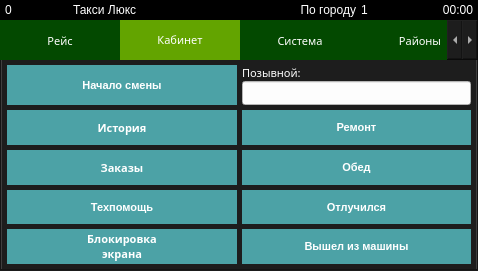
Old version of the form indigotaxi.ui in the repository koolkhel/wince-taximeter.
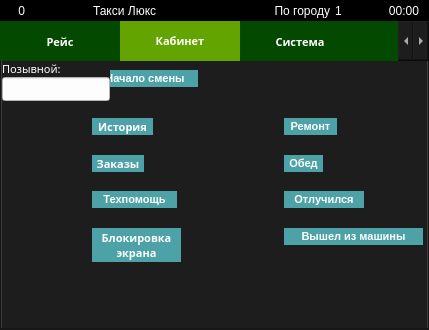
New version of the form. Icons and pictures are not drawn.

Commit message: move ui shit

The edit to the form file:
```diff
--- a/indigotaxi.ui
+++ b/indigotaxi.ui
@@ -6,8 +6,8 @@
    <rect>
     <x>0</x>
     <y>0</y>
-    <width>478</width>
-    <height>271</height>
+    <width>429</width>
+    <height>330</height>
    </rect>
   </property>
   <property name="sizePolicy">
@@ -36,11 +36,11 @@
     </sizepolicy>
    </property>
    <property name="styleSheet">
-    <string notr="true">#regionList QScrollBar:vertical {
+    <string notr="true">#regionList QScrollBar:vertical, #regionListSettingsWidget QScrollBar:vertical {
       width: 80px;
 }
 
-#regionList {
+#regionList, #regionListSettingsWidget {
 	font: 24pt &quot;Segoe UI&quot;;
 	font-weight: bold;
 }
@@ -60,7 +60,9 @@
 }
 
 QTabBar::tab {
- 	height: 40px; width: 120px; 
+ 	height: 40px; width: 120px;
+	font: 10pt &quot;Segoe UI&quot;;
+	font-weight: bold; 
 }
 
 QTabBar::tab:selected {
@@ -256,7 +258,7 @@
 }
 </string>
    </property>
-   <layout class="QVBoxLayout" name="verticalLayout_10" stretch="0,100">
+   <layout class="QVBoxLayout" name="verticalLayout_10" stretch="1,0">
     <property name="spacing">
      <number>0</number>
     </property>
@@ -274,7 +276,7 @@
         <height>20</height>
        </size>
       </property>
-      <layout class="QHBoxLayout" name="horizontalLayout_3" stretch="0,0,1,1,5,1,2">
+      <layout class="QHBoxLayout" name="horizontalLayout_3" stretch="1,1,1,1,5,1,2">
        <property name="spacing">
         <number>5</number>
        </property>
@@ -282,10 +284,16 @@
         <enum>QLayout::SetDefaultConstraint</enum>
        </property>
        <property name="leftMargin">
-        <number>5</number>
+        <number>10</number>
+       </property>
+       <property name="topMargin">
+        <number>0</number>
        </property>
        <property name="rightMargin">
-        <number>5</number>
+        <number>10</number>
+       </property>
+       <property name="bottomMargin">
+        <number>0</number>
        </property>
        <item>
         <widget class="QLabel" name="gpsSatelliteCountLabel">
@@ -295,9 +303,18 @@
            <height>0</height>
           </size>
          </property>
+         <property name="maximumSize">
+          <size>
+           <width>15</width>
+           <height>16777215</height>
+          </size>
+         </property>
          <property name="text">
           <string>0</string>
          </property>
+         <property name="alignment">
+          <set>Qt::AlignRight|Qt::AlignTrailing|Qt::AlignVCenter</set>
+         </property>
         </widget>
        </item>
        <item>
@@ -1349,35 +1366,13 @@
                  <verstretch>0</verstretch>
                 </sizepolicy>
                </property>
-               <layout class="QGridLayout" name="gridLayout">
-                <property name="leftMargin">
-                 <number>0</number>
-                </property>
-                <property name="topMargin">
+               <layout class="QGridLayout" name="gridLayout" rowstretch="1,1,1,1" columnstretch="1,2,2">
+                <property name="margin">
                  <number>5</number>
                 </property>
-                <property name="rightMargin">
-                 <number>0</number>
-                </property>
-                <property name="bottomMargin">
-                 <number>0</number>
-                </property>
                 <property name="spacing">
                  <number>5</number>
                 </property>
-                <item row="0" column="0">
-                 <widget class="QPushButton" name="pushButton_9">
-                  <property name="sizePolicy">
-                   <sizepolicy hsizetype="Preferred" vsizetype="Expanding">
-                    <horstretch>0</horstretch>
-                    <verstretch>0</verstretch>
-                   </sizepolicy>
-                  </property>
-                  <property name="text">
-                   <string>Отказ оплаты</string>
-                  </property>
-                 </widget>
-                </item>
                 <item row="0" column="1">
                  <widget class="QPushButton" name="refuseButton">
                   <property name="sizePolicy">
@@ -1417,7 +1412,7 @@
                  </widget>
                 </item>
                 <item row="1" column="1">
-                 <widget class="QPushButton" name="pushButton_14">
+                 <widget class="QPushButton" name="pushButton_9">
                   <property name="sizePolicy">
                    <sizepolicy hsizetype="Preferred" vsizetype="Expanding">
                     <horstretch>0</horstretch>
@@ -1425,33 +1420,25 @@
                    </sizepolicy>
                   </property>
                   <property name="text">
-                   <string>Помощь</string>
+                   <string>Отказ оплаты</string>
                   </property>
                  </widget>
                 </item>
-                <item row="3" column="0">
-                 <widget class="QPushButton" name="backToStandByButton">
+                <item row="1" column="2">
+                 <widget class="QPushButton" name="pushButton_11">
                   <property name="sizePolicy">
                    <sizepolicy hsizetype="Preferred" vsizetype="Expanding">
                     <horstretch>0</horstretch>
                     <verstretch>0</verstretch>
                    </sizepolicy>
                   </property>
-                  <property name="font">
-                   <font>
-                    <family>Segoe UI</family>
-                    <pointsize>8</pointsize>
-                    <weight>75</weight>
-                    <italic>false</italic>
-                    <bold>true</bold>
-                   </font>
-                  </property>
                   <property name="text">
-                   <string>Вернуться</string>
+                   <string>Свой клиент
+(персоналка)</string>
                   </property>
                  </widget>
                 </item>
-                <item row="3" column="1">
+                <item row="2" column="1">
                  <widget class="QPushButton" name="pushButton_12">
                   <property name="sizePolicy">
                    <sizepolicy hsizetype="Preferred" vsizetype="Expanding">
@@ -1465,22 +1452,7 @@
                   </property>
                  </widget>
                 </item>
-                <item row="1" column="2">
-                 <widget class="QPushButton" name="pushButton_11">
-                  <property name="sizePolicy">
-                   <sizepolicy hsizetype="Preferred" vsizetype="Expanding">
-                    <horstretch>0</horstretch>
-                    <verstretch>0</verstretch>
-                   </sizepolicy>
-                  </property>
-                  <property name="text">
-                   <string>Свой
-клиент
-(персоналка)</string>
-                  </property>
-                 </widget>
-                </item>
-                <item row="1" column="0">
+                <item row="2" column="2">
                  <widget class="QPushButton" name="pushButton_13">
                   <property name="sizePolicy">
                    <sizepolicy hsizetype="Preferred" vsizetype="Expanding">
@@ -1494,6 +1466,41 @@
                   </property>
                  </widget>
                 </item>
+                <item row="3" column="1">
+                 <widget class="QPushButton" name="pushButton_14">
+                  <property name="sizePolicy">
+                   <sizepolicy hsizetype="Preferred" vsizetype="Expanding">
+                    <horstretch>0</horstretch>
+                    <verstretch>0</verstretch>
+                   </sizepolicy>
+                  </property>
+                  <property name="text">
+                   <string>Помощь</string>
+                  </property>
+                 </widget>
+                </item>
+                <item row="0" column="0" rowspan="4">
+                 <widget class="QPushButton" name="backToStandByButton">
+                  <property name="sizePolicy">
+                   <sizepolicy hsizetype="Preferred" vsizetype="Expanding">
+                    <horstretch>0</horstretch>
+                    <verstretch>0</verstretch>
+                   </sizepolicy>
+                  </property>
+                  <property name="font">
+                   <font>
+                    <family>Segoe UI</family>
+                    <pointsize>8</pointsize>
+                    <weight>75</weight>
+                    <italic>false</italic>
+                    <bold>true</bold>
+                   </font>
+                  </property>
+                  <property name="text">
+                   <string>Вернуться</string>
+                  </property>
+                 </widget>
+                </item>
                </layout>
               </widget>
               <widget class="QWidget" name="dinnerPage2">
@@ -1597,15 +1604,15 @@
            <attribute name="title">
             <string>Кабинет</string>
            </attribute>
-           <layout class="QGridLayout" name="gridLayout_2" rowstretch="1,1,1,1,1" columnstretch="1,1">
-            <property name="margin">
-             <number>5</number>
-            </property>
-            <property name="spacing">
-             <number>5</number>
-            </property>
-            <item row="0" column="0">
              <widget class="QPushButton" name="dutyStart">
+            <property name="geometry">
+             <rect>
+              <x>90</x>
+              <y>9</y>
+              <width>106</width>
+              <height>17</height>
+             </rect>
+            </property>
               <property name="sizePolicy">
                <sizepolicy hsizetype="Minimum" vsizetype="Expanding">
                 <horstretch>0</horstretch>
@@ -1637,57 +1644,15 @@
                <bool>false</bool>
               </property>
              </widget>
-            </item>
-            <item row="0" column="1">
-             <layout class="QVBoxLayout" name="verticalLayout_24" stretch="1,1">
-              <property name="spacing">
-               <number>0</number>
-              </property>
-              <item>
-               <widget class="QLabel" name="label_12">
-                <property name="font">
-                 <font>
-                  <family>75 Segoe UI</family>
-                  <pointsize>8</pointsize>
-                  <weight>50</weight>
-                  <italic>false</italic>
-                  <bold>false</bold>
-                 </font>
-                </property>
-                <property name="text">
-                 <string>Позывной:</string>
-                </property>
-               </widget>
-              </item>
-              <item>
-               <widget class="QLineEdit" name="driverNameLineEdit">
-                <property name="sizePolicy">
-                 <sizepolicy hsizetype="Expanding" vsizetype="Expanding">
-                  <horstretch>0</horstretch>
-                  <verstretch>0</verstretch>
-                 </sizepolicy>
-                </property>
-                <property name="font">
-                 <font>
-                  <family>75 Segoe UI</family>
-                  <pointsize>8</pointsize>
-                  <weight>50</weight>
-                  <italic>false</italic>
-                  <bold>false</bold>
-                 </font>
-                </property>
-                <property name="text">
-                 <string/>
-                </property>
-                <property name="keyboard" stdset="0">
-                 <bool>true</bool>
-                </property>
-               </widget>
-              </item>
-             </layout>
-            </item>
-            <item row="4" column="1">
              <widget class="QPushButton" name="fromCarButton">
+            <property name="geometry">
+             <rect>
+              <x>282</x>
+              <y>167</y>
+              <width>139</width>
+              <height>17</height>
+             </rect>
+            </property>
               <property name="sizePolicy">
                <sizepolicy hsizetype="Minimum" vsizetype="Expanding">
                 <horstretch>0</horstretch>
@@ -1707,9 +1672,15 @@
                <string>Вышел из машины</string>
               </property>
              </widget>
-            </item>
-            <item row="4" column="0">
              <widget class="QPushButton" name="screenLockButton">
+            <property name="geometry">
+             <rect>
+              <x>90</x>
+              <y>167</y>
+              <width>89</width>
+              <height>34</height>
+             </rect>
+            </property>
               <property name="sizePolicy">
                <sizepolicy hsizetype="Minimum" vsizetype="Expanding">
                 <horstretch>0</horstretch>
@@ -1721,9 +1692,15 @@
 экрана</string>
               </property>
              </widget>
-            </item>
-            <item row="3" column="1">
              <widget class="QPushButton" name="awayButton">
+            <property name="geometry">
+             <rect>
+              <x>282</x>
+              <y>130</y>
+              <width>80</width>
+              <height>17</height>
+             </rect>
+            </property>
               <property name="sizePolicy">
                <sizepolicy hsizetype="Minimum" vsizetype="Expanding">
                 <horstretch>0</horstretch>
@@ -1743,9 +1720,15 @@
                <string>Отлучился</string>
               </property>
              </widget>
-            </item>
-            <item row="3" column="0">
              <widget class="QPushButton" name="techhelpButton">
+            <property name="geometry">
+             <rect>
+              <x>90</x>
+              <y>130</y>
+              <width>85</width>
+              <height>17</height>
+             </rect>
+            </property>
               <property name="sizePolicy">
                <sizepolicy hsizetype="Minimum" vsizetype="Expanding">
                 <horstretch>0</horstretch>
@@ -1765,9 +1748,15 @@
                <string>Техпомощь</string>
               </property>
              </widget>
-            </item>
-            <item row="2" column="1">
              <widget class="QPushButton" name="dinnerButton">
+            <property name="geometry">
+             <rect>
+              <x>282</x>
+              <y>94</y>
+              <width>39</width>
+              <height>17</height>
+             </rect>
+            </property>
               <property name="sizePolicy">
                <sizepolicy hsizetype="Minimum" vsizetype="Expanding">
                 <horstretch>0</horstretch>
@@ -1790,9 +1779,15 @@
                <bool>false</bool>
               </property>
              </widget>
-            </item>
-            <item row="2" column="0">
              <widget class="QPushButton" name="orderHistoryButton">
+            <property name="geometry">
+             <rect>
+              <x>90</x>
+              <y>94</y>
+              <width>52</width>
+              <height>17</height>
+             </rect>
+            </property>
               <property name="sizePolicy">
                <sizepolicy hsizetype="Preferred" vsizetype="Expanding">
                 <horstretch>0</horstretch>
@@ -1803,9 +1798,15 @@
                <string>Заказы</string>
               </property>
              </widget>
-            </item>
-            <item row="1" column="1">
              <widget class="QPushButton" name="repairButton">
+            <property name="geometry">
+             <rect>
+              <x>282</x>
+              <y>57</y>
+              <width>53</width>
+              <height>17</height>
+             </rect>
+            </property>
               <property name="sizePolicy">
                <sizepolicy hsizetype="Minimum" vsizetype="Expanding">
                 <horstretch>0</horstretch>
@@ -1825,9 +1826,15 @@
                <string>Ремонт</string>
               </property>
              </widget>
-            </item>
-            <item row="1" column="0">
              <widget class="QPushButton" name="messageHistoryButton">
+            <property name="geometry">
+             <rect>
+              <x>90</x>
+              <y>57</y>
+              <width>61</width>
+              <height>17</height>
+             </rect>
+            </property>
               <property name="sizePolicy">
                <sizepolicy hsizetype="Expanding" vsizetype="Expanding">
                 <horstretch>0</horstretch>
@@ -1838,8 +1845,73 @@
                <string>История</string>
               </property>
              </widget>
-            </item>
-           </layout>
+           <widget class="QPushButton" name="pushButton">
+            <property name="geometry">
+             <rect>
+              <x>9</x>
+              <y>9</y>
+              <width>75</width>
+              <height>17</height>
+             </rect>
+            </property>
+            <property name="sizePolicy">
+             <sizepolicy hsizetype="Minimum" vsizetype="Expanding">
+              <horstretch>0</horstretch>
+              <verstretch>0</verstretch>
+             </sizepolicy>
+            </property>
+            <property name="text">
+             <string>Вернуться</string>
+            </property>
+           </widget>
+           <widget class="QWidget" name="">
+            <layout class="QVBoxLayout" name="verticalLayout_24" stretch="1,1">
+             <property name="spacing">
+              <number>0</number>
+             </property>
+             <item>
+              <widget class="QLabel" name="label_12">
+               <property name="font">
+                <font>
+                 <family>75 Segoe UI</family>
+                 <pointsize>8</pointsize>
+                 <weight>50</weight>
+                 <italic>false</italic>
+                 <bold>false</bold>
+                </font>
+               </property>
+               <property name="text">
+                <string>Позывной:</string>
+               </property>
+              </widget>
+             </item>
+             <item>
+              <widget class="QLineEdit" name="driverNameLineEdit">
+               <property name="sizePolicy">
+                <sizepolicy hsizetype="Expanding" vsizetype="Expanding">
+                 <horstretch>0</horstretch>
+                 <verstretch>0</verstretch>
+                </sizepolicy>
+               </property>
+               <property name="font">
+                <font>
+                 <family>75 Segoe UI</family>
+                 <pointsize>8</pointsize>
+                 <weight>50</weight>
+                 <italic>false</italic>
+                 <bold>false</bold>
+                </font>
+               </property>
+               <property name="text">
+                <string/>
+               </property>
+               <property name="keyboard" stdset="0">
+                <bool>true</bool>
+               </property>
+              </widget>
+             </item>
+            </layout>
+           </widget>
           </widget>
           <widget class="QWidget" name="systemSettingsTab3">
            <property name="sizePolicy">
@@ -1851,14 +1923,21 @@
            <attribute name="title">
             <string>Система</string>
            </attribute>
-           <layout class="QGridLayout" name="gridLayout_3" rowstretch="1,1,1" columnstretch="1,1">
-            <property name="margin">
-             <number>5</number>
-            </property>
-            <property name="spacing">
-             <number>5</number>
-            </property>
-            <item row="0" column="0">
+           <layout class="QGridLayout" name="gridLayout_3">
+            <item row="0" column="0" rowspan="3">
+             <widget class="QPushButton" name="pushButton_2">
+              <property name="sizePolicy">
+               <sizepolicy hsizetype="Minimum" vsizetype="Expanding">
+                <horstretch>0</horstretch>
+                <verstretch>0</verstretch>
+               </sizepolicy>
+              </property>
+              <property name="text">
+               <string>Вернуться</string>
+              </property>
+             </widget>
+            </item>
+            <item row="0" column="1">
              <widget class="QPushButton" name="rebootButton">
               <property name="sizePolicy">
                <sizepolicy hsizetype="Expanding" vsizetype="Expanding">
@@ -1871,7 +1950,7 @@
               </property>
              </widget>
             </item>
-            <item row="0" column="1">
+            <item row="0" column="2">
              <widget class="QPushButton" name="taxiRateShowButton">
               <property name="sizePolicy">
                <sizepolicy hsizetype="Preferred" vsizetype="Expanding">
@@ -1885,7 +1964,7 @@
               </property>
              </widget>
             </item>
-            <item row="1" column="0">
+            <item row="1" column="1">
              <widget class="QPushButton" name="turnOffButton">
               <property name="sizePolicy">
                <sizepolicy hsizetype="Preferred" vsizetype="Expanding">
@@ -1898,7 +1977,7 @@
               </property>
              </widget>
             </item>
-            <item row="1" column="1">
+            <item row="1" column="2">
              <widget class="QPushButton" name="softInfoButton">
               <property name="sizePolicy">
                <sizepolicy hsizetype="Expanding" vsizetype="Expanding">
@@ -1911,7 +1990,7 @@
               </property>
              </widget>
             </item>
-            <item row="2" column="0">
+            <item row="2" column="2">
              <widget class="QPushButton" name="exitButton_2">
               <property name="sizePolicy">
                <sizepolicy hsizetype="Minimum" vsizetype="Expanding">
@@ -1929,7 +2008,8 @@
                </font>
               </property>
               <property name="text">
-               <string>Выход</string>
+               <string>Выход
+из программы</string>
               </property>
              </widget>
             </item>
@@ -1940,6 +2020,12 @@
             <string>Районы</string>
            </attribute>
            <layout class="QHBoxLayout" name="horizontalLayout_11" stretch="1,8">
+            <property name="spacing">
+             <number>5</number>
+            </property>
+            <property name="margin">
+             <number>5</number>
+            </property>
             <item>
              <widget class="QPushButton" name="pushButton_21">
               <property name="sizePolicy">
@@ -1955,12 +2041,50 @@
 н
 у
 т
-ь</string>
+ь
+с
+я</string>
               </property>
              </widget>
             </item>
             <item>
-             <widget class="QListWidget" name="listWidget"/>
+             <widget class="QListWidget" name="regionListSettingsWidget">
+              <item>
+               <property name="text">
+                <string>Выбор 1</string>
+               </property>
+              </item>
+              <item>
+               <property name="text">
+                <string>Выбор 2</string>
+               </property>
+              </item>
+              <item>
+               <property name="text">
+                <string>Выбор 3</string>
+               </property>
+              </item>
+              <item>
+               <property name="text">
+                <string>Выбор 4</string>
+               </property>
+              </item>
+              <item>
+               <property name="text">
+                <string>Выбор 5</string>
+               </property>
+              </item>
+              <item>
+               <property name="text">
+                <string>Выбор 6</string>
+               </property>
+              </item>
+              <item>
+               <property name="text">
+                <string>Выбор 7</string>
+               </property>
+              </item>
+             </widget>
             </item>
            </layout>
           </widget>
```
Left out of the diff: 54 changed lines with no effect on the pictures. Lines whose indentation alone changed are shown as unchanged.
